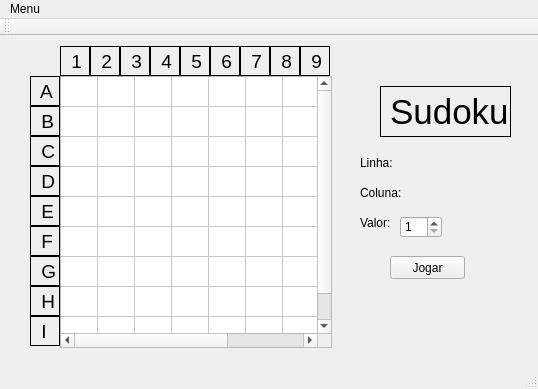
Old version of the form Proj2/Sudoku2/mainsudoku2.ui in the repository sidnei-junior/Projetos-PA.
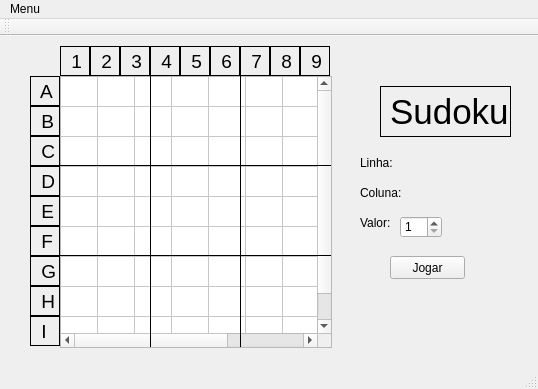
New version of the form.

The edit to the form file:
```diff
--- a/Proj2/Sudoku2/mainsudoku2.ui
+++ b/Proj2/Sudoku2/mainsudoku2.ui
@@ -537,6 +537,70 @@
      <string>Valor:</string>
     </property>
    </widget>
+   <widget class="QLabel" name="label_20">
+    <property name="geometry">
+     <rect>
+      <x>60</x>
+      <y>121</y>
+      <width>271</width>
+      <height>16</height>
+     </rect>
+    </property>
+    <property name="frameShape">
+     <enum>QFrame::HLine</enum>
+    </property>
+    <property name="text">
+     <string/>
+    </property>
+   </widget>
+   <widget class="QLabel" name="label_21">
+    <property name="geometry">
+     <rect>
+      <x>105</x>
+      <y>40</y>
+      <width>91</width>
+      <height>271</height>
+     </rect>
+    </property>
+    <property name="frameShape">
+     <enum>QFrame::VLine</enum>
+    </property>
+    <property name="text">
+     <string/>
+    </property>
+   </widget>
+   <widget class="QLabel" name="label_22">
+    <property name="geometry">
+     <rect>
+      <x>195</x>
+      <y>40</y>
+      <width>91</width>
+      <height>271</height>
+     </rect>
+    </property>
+    <property name="frameShape">
+     <enum>QFrame::VLine</enum>
+    </property>
+    <property name="text">
+     <string/>
+    </property>
+   </widget>
+   <widget class="QLabel" name="label_23">
+    <property name="geometry">
+     <rect>
+      <x>60</x>
+      <y>211</y>
+      <width>271</width>
+      <height>16</height>
+     </rect>
+    </property>
+    <property name="frameShape">
+     <enum>QFrame::HLine</enum>
+    </property>
+    <property name="text">
+     <string/>
+    </property>
+   </widget>
   </widget>
   <widget class="QMenuBar" name="menuBar">
    <property name="geometry">
```
